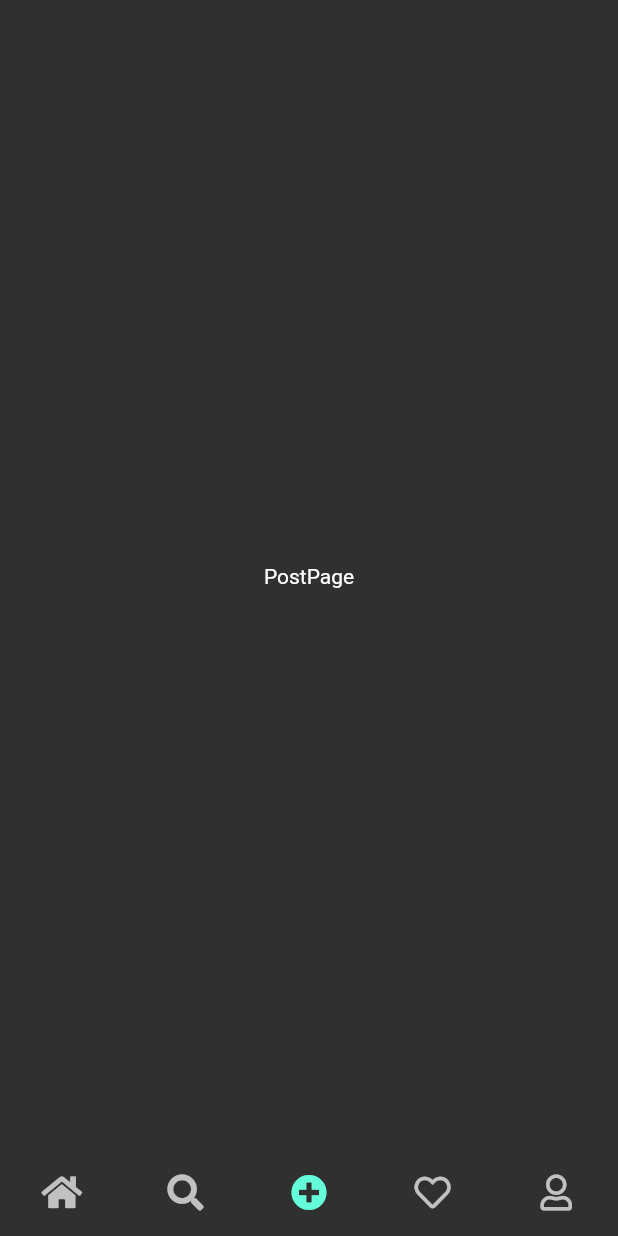
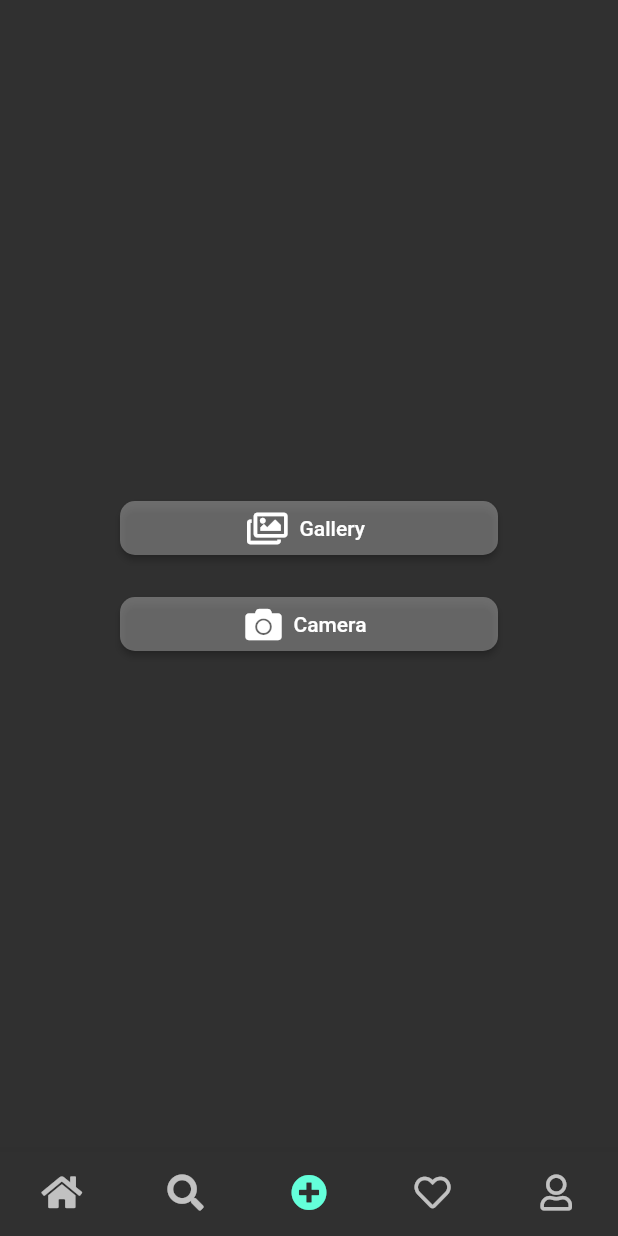
Before and after one commit to Souta-Tsuchiya/homage_insta, a Flutter app: the HomeScreen screen opened directly, item 3 of the bottom bar chosen, on a phone screen of 412 x 824 dp. Run offline on Flutter 3.47's test engine with Material 2 defaults, Android fonts, the phone set to English and light mode, and no system bars; our stand-ins replace cloud_firestore, firebase_auth, firebase_core, fluttertoast, font_awesome_flutter, google_sign_in; accounts and stored records are empty.

Commit message:
PostPageとPostUploadScreenの追加 DIの加修正

```diff
--- a/lib/util/const.dart
+++ b/lib/util/const.dart
@@ -1,3 +1,5 @@
 const TitleFont = "Billabong";
 const BoldFont = "NotoSansJP-Bold";
 const RegularFont = "NotoSansJP-Medium";
+
+enum PostUploadType { GALLERY, CAMERA }
--- a/lib/view/home/pages/post_page.dart
+++ b/lib/view/home/pages/post_page.dart
@@ -1,12 +1,48 @@
 import 'package:flutter/material.dart';
+import 'package:font_awesome_flutter/font_awesome_flutter.dart';
+import 'package:homage_insta/generated/l10n.dart';
+import 'package:homage_insta/util/const.dart';
+import 'package:homage_insta/view/common_components/button_with_icon.dart';
+
+import '../screens/post_upload_screen.dart';
 
 class PostPage extends StatelessWidget {
   const PostPage({Key? key}) : super(key: key);
 
   @override
   Widget build(BuildContext context) {
-    return Container(
-      child: Center(child: Text("PostPage"),),
+    return Padding(
+      padding: const EdgeInsets.symmetric(horizontal: 80.0),
+      child: Column(
+        mainAxisAlignment: MainAxisAlignment.center,
+        crossAxisAlignment: CrossAxisAlignment.stretch,
+        children: [
+          ButtonWithIcon(
+            icon: FontAwesomeIcons.images,
+            label: S.of(context).gallery,
+            onPressed: () => _openPostUploadScreen(context, PostUploadType.GALLERY),
+          ),
+          SizedBox(
+            height: 16.0,
+          ),
+          ButtonWithIcon(
+            icon: FontAwesomeIcons.camera,
+            label: S.of(context).camera,
+            onPressed: () => _openPostUploadScreen(context, PostUploadType.CAMERA),
+          ),
+        ],
+      ),
+    );
+  }
+
+  _openPostUploadScreen(BuildContext context, PostUploadType uploadType) {
+    Navigator.push(
+      context,
+      MaterialPageRoute(
+        builder: (_) => PostUploadScreen(
+          uploadType: uploadType,
+        ),
+      ),
     );
   }
 }
```
Also changed, not shown: lib/di/providers.dart (+16 -2 lines), lib/model/repositories/post_repository.dart (added, +7 -0 lines), lib/view/home/screens/post_upload_screen.dart (added, +21 -0 lines), lib/view_model/post_view_model.dart (added, +17 -0 lines).
